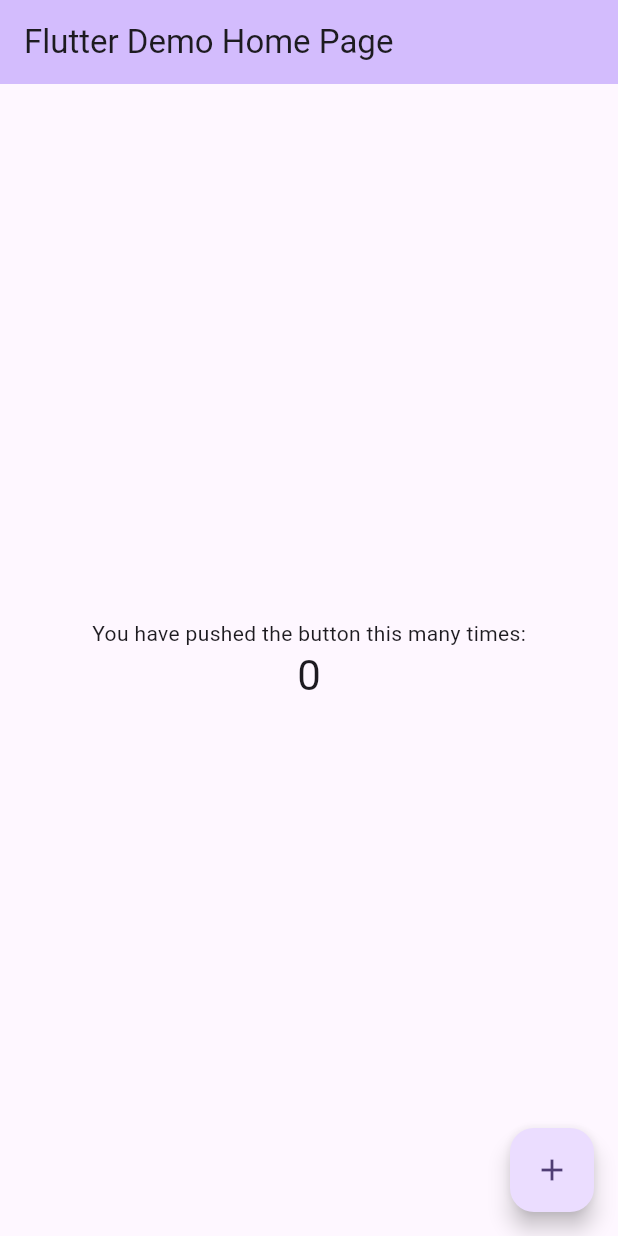
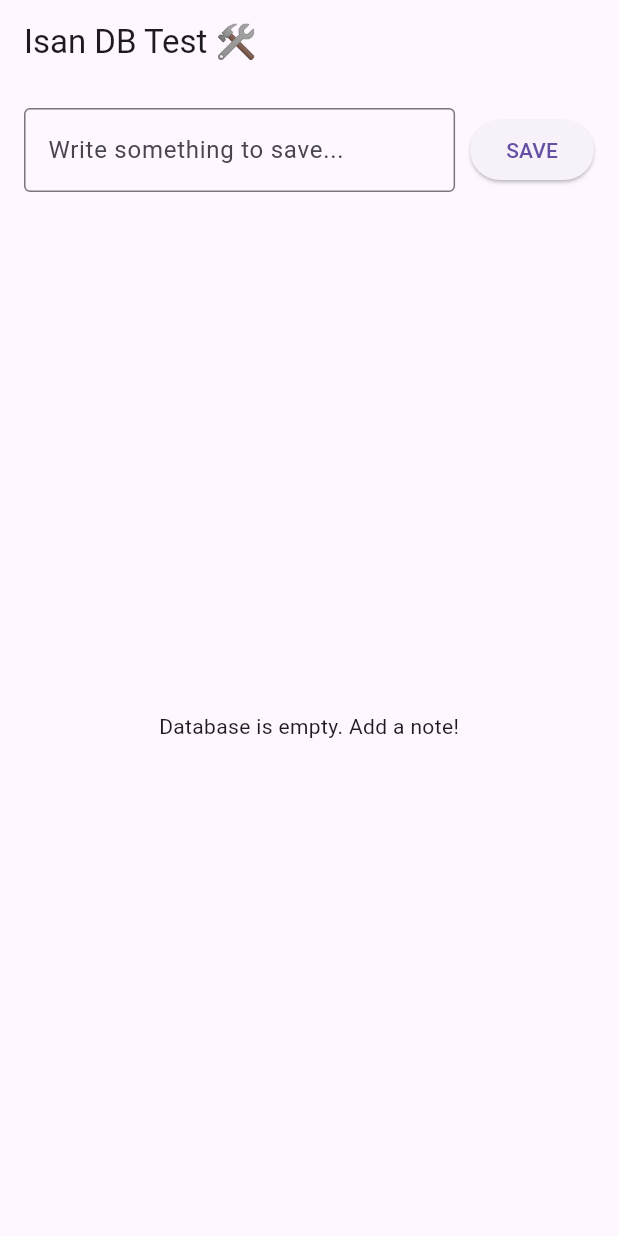
Before and after one commit to MACGalaviz/isan, a Flutter app: the screen it shows after launch, on a phone screen of 412 x 824 dp. Run offline on Flutter 3.47's test engine with Material 3 defaults, Android fonts, the phone set to English and light mode, and no system bars; our stand-ins replace isar; accounts and stored records are empty; generated files the repository leaves out were written again.

Commit message:
:sparkles: Feat: Implement persistent local database with Isar :tada:

```diff
--- a/lib/main.dart
+++ b/lib/main.dart
@@ -1,122 +1,32 @@
 import 'package:flutter/material.dart';
+import 'package:isan/services/database_service.dart';
+import 'package:isan/screens/test_screen.dart';
 
-void main() {
+void main() async {
+  // 1. Ensure Flutter bindings are ready
+  WidgetsFlutterBinding.ensureInitialized();
+
+  // 2. Initialize the Database Engine (Isar)
+  await DatabaseService().initialize();
+
+  // 3. Run the App
   runApp(const MyApp());
 }
 
 class MyApp extends StatelessWidget {
   const MyApp({super.key});
 
-  // This widget is the root of your application.
   @override
   Widget build(BuildContext context) {
     return MaterialApp(
-      title: 'Flutter Demo',
+      title: 'Isan Notes',
+      debugShowCheckedModeBanner: false,
       theme: ThemeData(
-        // This is the theme of your application.
-        //
-        // TRY THIS: Try running your application with "flutter run". You'll see
-        // the application has a purple toolbar. Then, without quitting the app,
-        // try changing the seedColor in the colorScheme below to Colors.green
-        // and then invoke "hot reload" (save your changes or press the "hot
-        // reload" button in a Flutter-supported IDE, or press "r" if you used
-        // the command line to start the app).
-        //
-        // Notice that the counter didn't reset back to zero; the application
-        // state is not lost during the reload. To reset the state, use hot
-        // restart instead.
-        //
-        // This works for code too, not just values: Most code changes can be
-        // tested with just a hot reload.
-        colorScheme: .fromSeed(seedColor: Colors.deepPurple),
+        primarySwatch: Colors.blue,
+        useMaterial3: true,
       ),
-      home: const MyHomePage(title: 'Flutter Demo Home Page'),
+      // Set the TestScreen as the starting point
+      home: const TestScreen(),
     );
   }
 }
-
-class MyHomePage extends StatefulWidget {
-  const MyHomePage({super.key, required this.title});
-
-  // This widget is the home page of your application. It is stateful, meaning
-  // that it has a State object (defined below) that contains fields that affect
-  // how it looks.
-
-  // This class is the configuration for the state. It holds the values (in this
-  // case the title) provided by the parent (in this case the App widget) and
-  // used by the build method of the State. Fields in a Widget subclass are
-  // always marked "final".
-
-  final String title;
-
-  @override
-  State<MyHomePage> createState() => _MyHomePageState();
-}
-
-class _MyHomePageState extends State<MyHomePage> {
-  int _counter = 0;
-
-  void _incrementCounter() {
-    setState(() {
-      // This call to setState tells the Flutter framework that something has
-      // changed in this State, which causes it to rerun the build method below
-      // so that the display can reflect the updated values. If we changed
-      // _counter without calling setState(), then the build method would not be
-      // called again, and so nothing would appear to happen.
-      _counter++;
-    });
-  }
-
-  @override
-  Widget build(BuildContext context) {
-    // This method is rerun every time setState is called, for instance as done
-    // by the _incrementCounter method above.
-    //
-    // The Flutter framework has been optimized to make rerunning build methods
-    // fast, so that you can just rebuild anything that needs updating rather
-    // than having to individually change instances of widgets.
-    return Scaffold(
-      appBar: AppBar(
-        // TRY THIS: Try changing the color here to a specific color (to
-        // Colors.amber, perhaps?) and trigger a hot reload to see the AppBar
-        // change color while the other colors stay the same.
-        backgroundColor: Theme.of(context).colorScheme.inversePrimary,
-        // Here we take the value from the MyHomePage object that was created by
-        // the App.build method, and use it to set our appbar title.
-        title: Text(widget.title),
-      ),
-      body: Center(
-        // Center is a layout widget. It takes a single child and positions it
-        // in the middle of the parent.
-        child: Column(
-          // Column is also a layout widget. It takes a list of children and
-          // arranges them vertically. By default, it sizes itself to fit its
-          // children horizontally, and tries to be as tall as its parent.
-          //
-          // Column has various properties to control how it sizes itself and
-          // how it positions its children. Here we use mainAxisAlignment to
-          // center the children vertically; the main axis here is the vertical
-          // axis because Columns are vertical (the cross axis would be
-          // horizontal).
-          //
-          // TRY THIS: Invoke "debug painting" (choose the "Toggle Debug Paint"
-          // action in the IDE, or press "p" in the console), to see the
-          // wireframe for each widget.
-          mainAxisAlignment: .center,
-          children: [
-            const Text('You have pushed the button this many times:'),
-            Text(
-              '$_counter',
-              style: Theme.of(context).textTheme.headlineMedium,
-            ),
-          ],
-        ),
-      ),
-      floatingActionButton: FloatingActionButton(
-        onPressed: _incrementCounter,
-        tooltip: 'Increment',
-        child: const Icon(Icons.add),
-      ),
-    );
-  }
-}
--- /dev/null
+++ b/lib/models/note.dart
@@ -0,0 +1,32 @@
+import 'package:isar/isar.dart';
+
+// This line connects this file with the auto-generated code
+// It will show an error until we run the code generator. That is normal.
+part 'note.g.dart';
+
+@collection
+class Note {
+  // Internal Isar ID (auto-incrementing integer)
+  Id id = Isar.autoIncrement;
+
+  // Global Unique ID (UUID). Used for synchronization with Supabase.
+  // @Index makes searching by this ID instant.
+  @Index(unique: true, replace: true)
+  late String uuid;
+
+  // ID of the user who owns the note (for Auth later)
+  late String userId;
+
+  late String title;
+
+  late String content;
+
+  // Timestamp for the last modification (critical for sync logic)
+  late DateTime updatedAt;
+
+  // Sync Status: false = pending upload to cloud
+  bool isSynced = false;
+
+  // UI Status: is the note locked with a password?
+  bool isLocked = false;
+}
--- /dev/null
+++ b/lib/screens/test_screen.dart
@@ -0,0 +1,109 @@
+import 'package:flutter/material.dart';
+import 'package:isan/models/note.dart';
+import 'package:isan/services/database_service.dart';
+import 'package:uuid/uuid.dart';
+
+class TestScreen extends StatefulWidget {
+  const TestScreen({super.key});
+
+  @override
+  State<TestScreen> createState() => _TestScreenState();
+}
+
+class _TestScreenState extends State<TestScreen> {
+  // Controller to handle text input
+  final TextEditingController _textController = TextEditingController();
+  final DatabaseService _dbService = DatabaseService();
+
+  // Logic to create and save a new note
+  void _addNote() {
+    if (_textController.text.isEmpty) return;
+
+    final newNote = Note()
+      ..uuid = const Uuid().v4() // Generates a unique string ID
+      ..userId = "local_user"
+      ..title = "Note ${DateTime.now().second}" // Temporary title
+      ..content = _textController.text
+      ..updatedAt = DateTime.now()
+      ..isSynced = false;
+
+    // Save to Isar Database
+    _dbService.saveNote(newNote);
+
+    // Clear input
+    _textController.clear();
+  }
+
+  @override
+  Widget build(BuildContext context) {
+    return Scaffold(
+      appBar: AppBar(title: const Text("Isan DB Test 🛠️")),
+      body: Column(
+        children: [
+          // --- INPUT AREA ---
+          Padding(
+            padding: const EdgeInsets.all(16.0),
+            child: Row(
+              children: [
+                Expanded(
+                  child: TextField(
+                    controller: _textController,
+                    decoration: const InputDecoration(
+                      hintText: "Write something to save...",
+                      border: OutlineInputBorder(),
+                    ),
+                  ),
+                ),
+                const SizedBox(width: 10),
+                ElevatedButton(
+                  onPressed: _addNote,
+                  child: const Text("SAVE"),
+                ),
+              ],
+            ),
+          ),
+
+          // --- LIST AREA (Real-time updates) ---
+          Expanded(
+            child: StreamBuilder<List<Note>>(
+              stream: _dbService.listenToNotes(), // Listen to the DB changes
+              builder: (context, snapshot) {
+                // Loading state
+                if (snapshot.connectionState == ConnectionState.waiting) {
+                  return const Center(child: CircularProgressIndicator());
+                }
+
+                final notes = snapshot.data ?? [];
+
+                // Empty state
+                if (notes.isEmpty) {
+                  return const Center(child: Text("Database is empty. Add a note!"));
+                }
+
+                // List of notes
+                return ListView.builder(
+                  itemCount: notes.length,
+                  itemBuilder: (context, index) {
+                    final note = notes[index];
+                    return ListTile(
+                      leading: const Icon(Icons.note),
+                      title: Text(note.content),
+                      subtitle: Text("Updated: ${note.updatedAt.toString()}"),
+                      trailing: IconButton(
+                        icon: const Icon(Icons.delete, color: Colors.red),
+                        onPressed: () {
+                          // Delete from DB
+                          _dbService.deleteNote(note.id);
+                        },
+                      ),
+                    );
+                  },
+                );
+              },
+            ),
+          ),
+        ],
+      ),
+    );
+  }
+}
--- /dev/null
+++ b/lib/services/database_service.dart
@@ -0,0 +1,63 @@
+import 'package:isar/isar.dart';
+import 'package:path_provider/path_provider.dart';
+import 'package:isan/models/note.dart';
+
+class DatabaseService {
+  // Singleton Pattern: Ensures we only have ONE connection to the DB in the entire app.
+  static final DatabaseService _instance = DatabaseService._internal();
+  factory DatabaseService() => _instance;
+  DatabaseService._internal();
+
+  late Isar _isar;
+
+  /// Initialize the Local Database
+  /// This must be called in main.dart before running the app.
+  Future<void> initialize() async {
+    final dir = await getApplicationDocumentsDirectory();
+
+    // Open the Isar database with the schemas defined in our models
+    _isar = await Isar.open(
+      [NoteSchema], // NoteSchema is generated automatically in note.g.dart
+      directory: dir.path,
+    );
+  }
+
+  // ---------------------------------------------------------------------------
+  // CRUD OPERATIONS (Create, Read, Update, Delete)
+  // ---------------------------------------------------------------------------
+
+  /// SAVE (Create or Update)
+  /// Isar handles ID collisions automatically. If the ID exists, it updates.
+  Future<void> saveNote(Note note) async {
+    // All write operations must be inside a transaction
+    await _isar.writeTxn(() async {
+      await _isar.notes.put(note);
+    });
+  }
+
+  /// READ (Stream)
+  /// Returns a live stream of notes.
+  /// The UI will rebuild automatically whenever the database changes.
+  Stream<List<Note>> listenToNotes() {
+    return _isar.notes
+        .where()
+        .sortByUpdatedAtDesc() // Sort by newest first
+        .watch(fireImmediately: true);
+  }
+
+  /// DELETE
+  /// Removes a note permanently from local storage.
+  Future<void> deleteNote(Id id) async {
+    await _isar.writeTxn(() async {
+      await _isar.notes.delete(id);
+    });
+  }
+
+  /// CLEAR ALL (Debug helper)
+  /// Wipes the entire database. Use carefully.
+  Future<void> cleanDb() async {
+    await _isar.writeTxn(() async {
+      await _isar.clear();
+    });
+  }
+}
```
Also changed, not shown: lib/models/note.g.dart (added).
